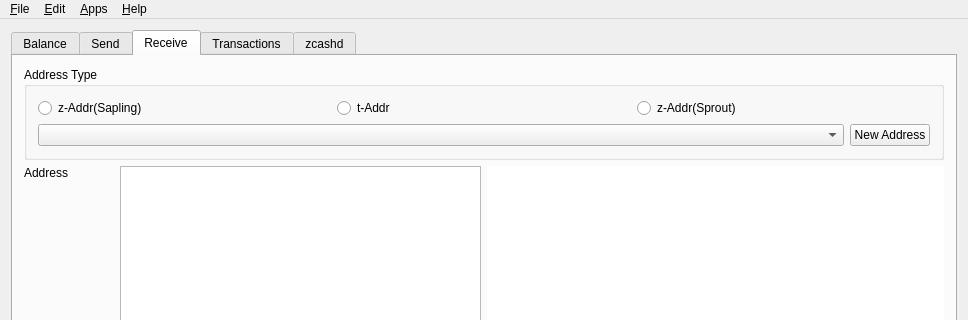
This is src/mainwindow.ui in z-bitcoinz/BitcoinZ_Blue as Qt 5 draws it before an edit; both pictures show x 0 to 968 and y 0 to 320 of the 968 by 616 pixel window. The edited form follows.
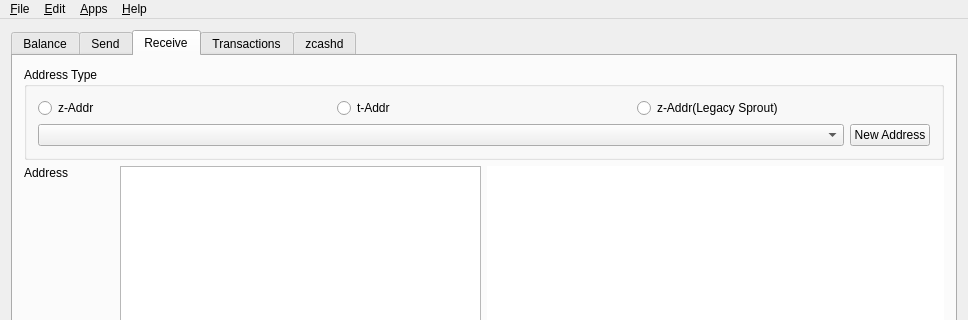
This is the edited form. Icons and pictures are not drawn. Custom widgets are drawn as their Qt base class.

Commit message: Deprecate creating new Sprout addresses

```diff
--- a/src/mainwindow.ui
+++ b/src/mainwindow.ui
@@ -629,7 +629,7 @@
                <item>
                 <widget class="QRadioButton" name="rdioZSAddr">
                  <property name="text">
-                  <string>z-Addr(Sapling)</string>
+                  <string>z-Addr</string>
                  </property>
                 </widget>
                </item>
@@ -649,7 +649,7 @@
                <item>
                 <widget class="QRadioButton" name="rdioZAddr">
                  <property name="text">
-                  <string>z-Addr(Sprout)</string>
+                  <string>z-Addr(Legacy Sprout)</string>
                  </property>
                 </widget>
                </item>
```
The commit also changes 1 other file.
